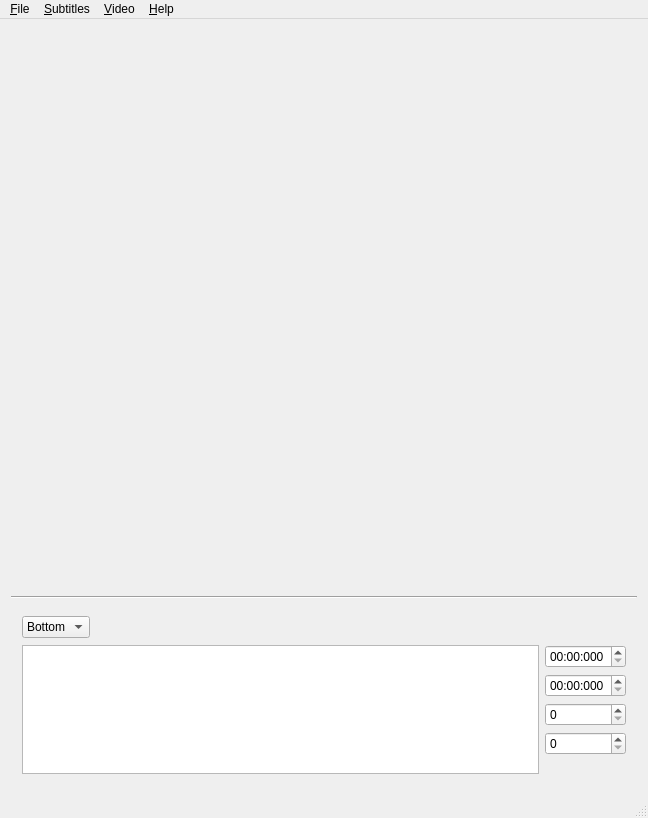
Before: the Qt Designer form SubtitlesEditor.ui in cybersphinx/wz-subtitle-editor, drawn with Qt 5.
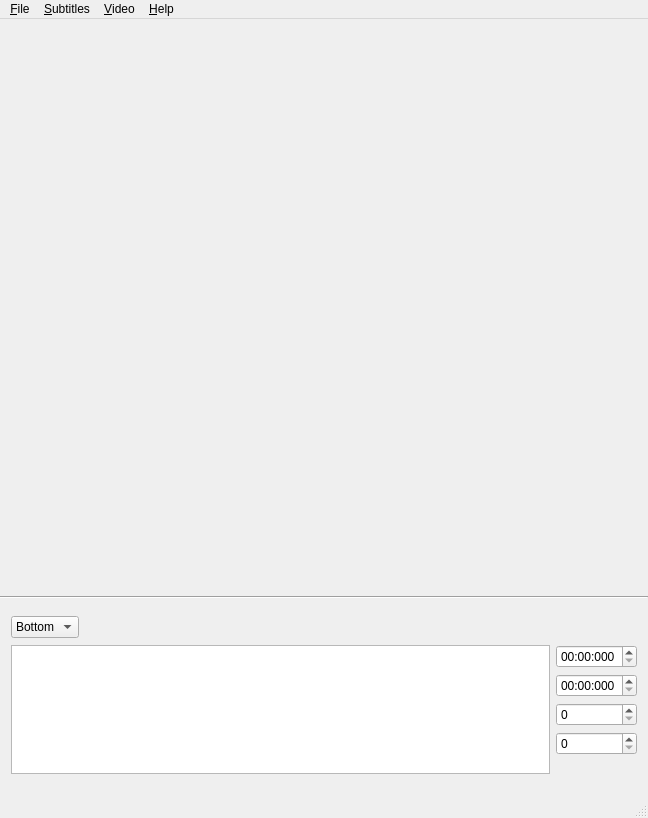
After: the same form once the commit is applied. Custom widgets are drawn as their Qt base class.

Commit message: Kill some ugly margins

The edit to the form file:
```diff
--- a/SubtitlesEditor.ui
+++ b/SubtitlesEditor.ui
@@ -21,6 +21,12 @@
   </property>
   <widget class="QWidget" name="centralWidget">
    <layout class="QVBoxLayout" name="mainLayout">
+    <property name="leftMargin">
+     <number>0</number>
+    </property>
+    <property name="rightMargin">
+     <number>0</number>
+    </property>
     <item>
      <widget class="QWidget" name="playerWidget" native="true">
       <property name="sizePolicy">
@@ -30,7 +36,13 @@
        </sizepolicy>
       </property>
       <layout class="QVBoxLayout" name="playerLayout">
-       <property name="margin">
+       <property name="spacing">
+        <number>0</number>
+       </property>
+       <property name="leftMargin">
+        <number>0</number>
+       </property>
+       <property name="rightMargin">
         <number>0</number>
        </property>
        <item>
```
The commit also changes 1 other file.
